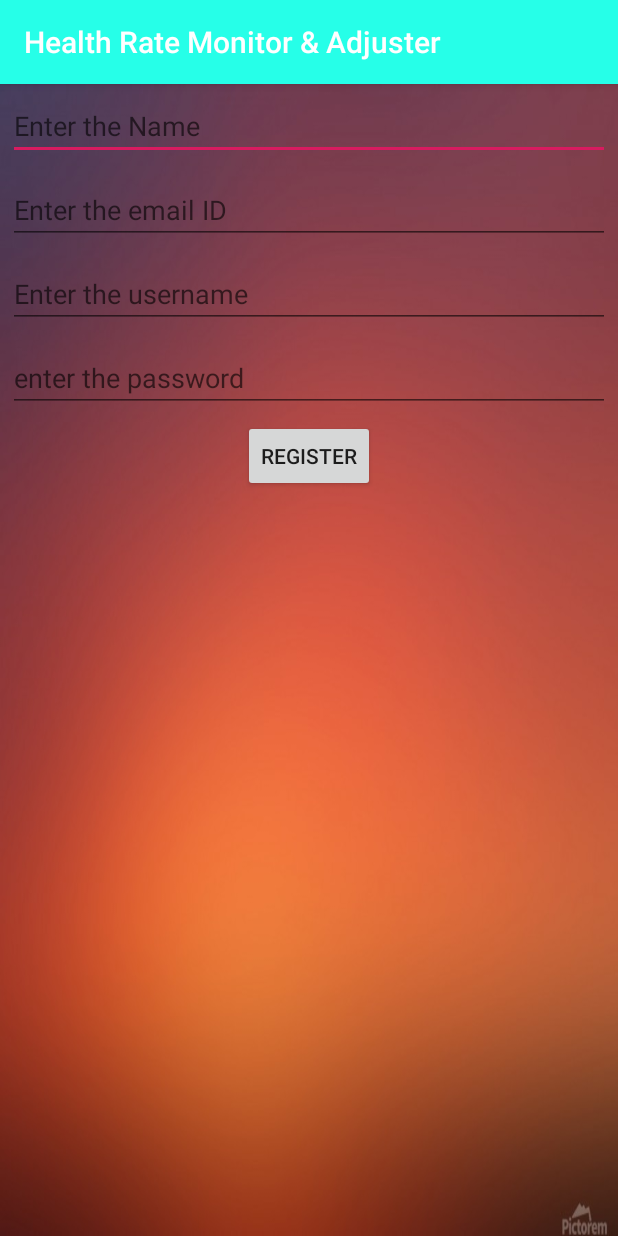
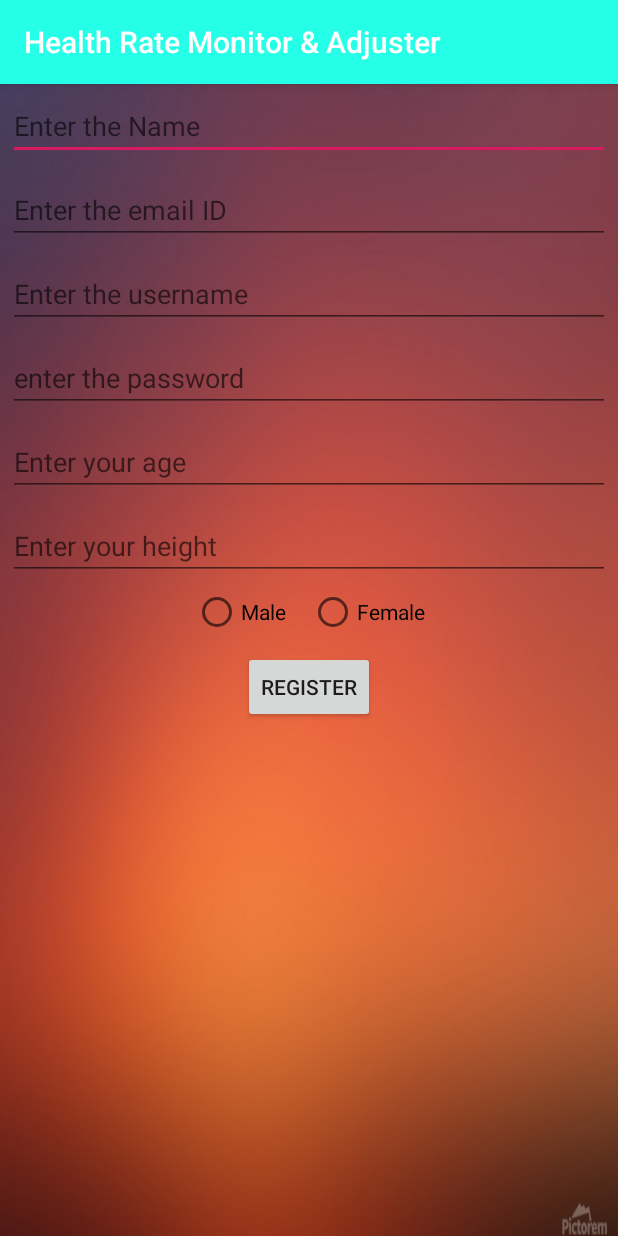
Before and after one commit to vpranathy/Health-Monitor, an Android app: the RegistrationActivity screen opened directly, with no data from a screen before it, on a phone screen of 412 x 824 dp. Run offline under Robolectric (Android 15) with nearby library versions, the phone set to English and light mode, and no system bars; our stand-ins replace Volley.

Commit message:
added the fields for more user info

```diff
--- a/HealthCareApp/app/src/main/res/layout/activity_registration.xml
+++ b/HealthCareApp/app/src/main/res/layout/activity_registration.xml
@@ -39,11 +39,62 @@
         android:layout_below="@id/username"
         android:hint="enter the password"/>
 
+    <EditText
+        android:layout_width="match_parent"
+        android:layout_height="wrap_content"
+        android:layout_margin="5dp"
+        android:id="@+id/age"
+        android:layout_below="@id/password"
+        android:hint="Enter your age"/>
+
+    <EditText
+        android:layout_width="match_parent"
+        android:layout_height="wrap_content"
+        android:layout_margin="5dp"
+        android:id="@+id/height"
+        android:layout_below="@id/age"
+        android:hint="Enter your height"
+        />
+
+
+
+    <LinearLayout
+        android:layout_width="wrap_content"
+        android:layout_height="wrap_content"
+        android:orientation="horizontal"
+        android:layout_below="@id/height"
+        android:id="@+id/radioButtons"
+        android:layout_centerHorizontal="true">
+
+        <RadioButton
+            android:layout_width="wrap_content"
+            android:layout_height="wrap_content"
+            android:id="@+id/Male"
+            android:layout_below="@id/height"
+            android:text="Male"
+            android:textColor="#000"
+            android:shadowColor="#000"
+            />
+
+        <RadioButton
+            android:layout_width="wrap_content"
+            android:layout_height="wrap_content"
+            android:id="@+id/Female"
+            android:layout_below="@id/height"
+            android:layout_toRightOf="@id/Male"
+            android:text="Female"
+            android:textColor="#000"
+            android:layout_marginLeft="15sp"/>
+
+    </LinearLayout>
+
+
     <Button
         android:layout_width="wrap_content"
         android:layout_height="wrap_content"
         android:text="Register"
         android:id="@+id/RegisterButton"
-        android:layout_below="@id/password"
+        android:layout_below="@id/radioButtons"
+        android:layout_marginTop="10dp"
         android:layout_centerHorizontal="true"/>
 </RelativeLayout>
```
